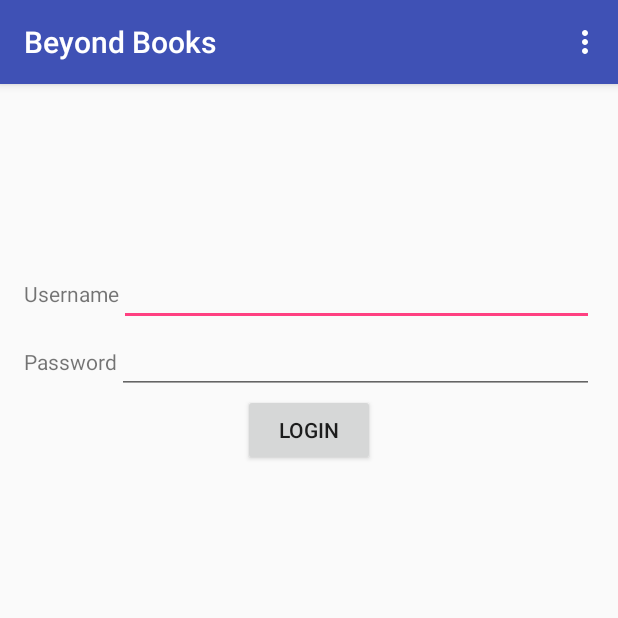
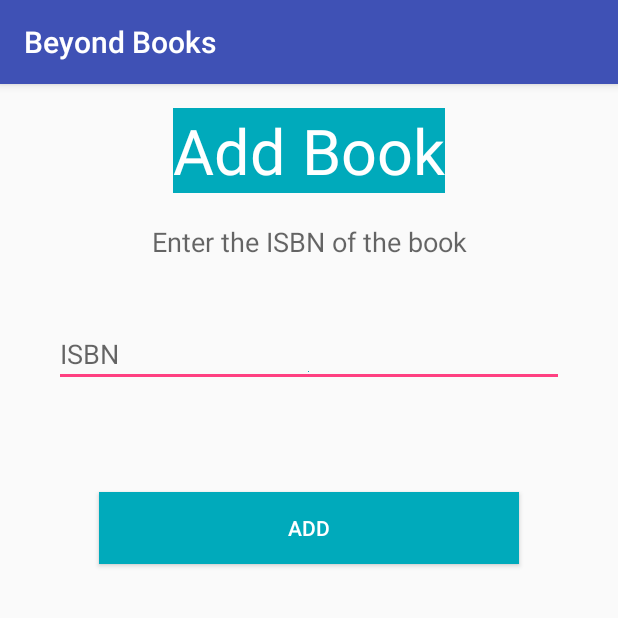
Before and after one commit to TheHackstreetBoys/BeyondBooks, an Android app: the screen it shows after launch (MainActivity before the commit, AddBook after it), on a phone screen of 412 x 824 dp, the top half of it. Run offline under Robolectric (Android 15) with nearby library versions, the phone set to English and light mode, and no system bars.

Commit message:
add book activity

```diff
--- a/androidApp/BeyondBooks/app/src/main/AndroidManifest.xml
+++ b/androidApp/BeyondBooks/app/src/main/AndroidManifest.xml
@@ -18,6 +18,8 @@
                 <category android:name="android.intent.category.LAUNCHER" />
             </intent-filter>
         </activity>
+        <activity android:name=".AddBook" >
+        </activity>
     </application>
 
 </manifest>
--- /dev/null
+++ b/androidApp/BeyondBooks/app/src/main/java/in/ac/iiitv/beyondbooks/AddBook.java
@@ -0,0 +1,36 @@
+package in.ac.iiitv.beyondbooks;
+
+import android.support.v7.app.AppCompatActivity;
+import android.os.Bundle;
+import android.view.View;
+import android.widget.EditText;
+import android.widget.Button;
+import android.widget.Toast;
+
+public class AddBook extends AppCompatActivity implements View.OnClickListener {
+
+    Button addBook;
+    EditText addBook_isbn;
+    @Override
+    protected void onCreate(Bundle savedInstanceState) {
+        super.onCreate(savedInstanceState);
+        setContentView(R.layout.activity_add_book);
+        addBook = (Button) findViewById(R.id.addBook);
+        addBook_isbn = (EditText) findViewById(R.id.addBook_isbn);
+
+        addBook.setOnClickListener(this);
+    }
+
+    @Override
+    public void onClick(View v) {
+        String text = addBook_isbn.getText().toString();
+        if(true)
+        {
+            Toast.makeText(AddBook.this, "This book already exists!", Toast.LENGTH_SHORT).show();
+        }
+        else
+        {
+            Toast.makeText(AddBook.this,"Thank you for adding this book!", Toast.LENGTH_SHORT).show();
+        }
+    }
+}
--- a/androidApp/BeyondBooks/app/src/main/java/in/ac/iiitv/beyondbooks/MainActivity.java
+++ b/androidApp/BeyondBooks/app/src/main/java/in/ac/iiitv/beyondbooks/MainActivity.java
@@ -1,5 +1,6 @@
 package in.ac.iiitv.beyondbooks;
 
+import android.content.Intent;
 import android.os.Bundle;
 import android.support.design.widget.FloatingActionButton;
 import android.support.design.widget.Snackbar;
@@ -18,7 +19,8 @@ public class MainActivity extends AppCompatActivity {
         Toolbar toolbar = (Toolbar) findViewById(R.id.toolbar);
         setSupportActionBar(toolbar);
 
-
+        Intent intent = new Intent(this,AddBook.class);
+        startActivity(intent);
     }
 
     @Override
--- /dev/null
+++ b/androidApp/BeyondBooks/app/src/main/res/layout/activity_add_book.xml
@@ -0,0 +1,52 @@
+<?xml version="1.0" encoding="utf-8"?>
+<RelativeLayout xmlns:android="http://schemas.android.com/apk/res/android"
+    xmlns:tools="http://schemas.android.com/tools" android:layout_width="match_parent"
+    android:layout_height="match_parent" android:paddingLeft="@dimen/activity_horizontal_margin"
+    android:paddingRight="@dimen/activity_horizontal_margin"
+    android:paddingTop="@dimen/activity_vertical_margin"
+    android:paddingBottom="@dimen/activity_vertical_margin"
+    tools:context="in.ac.iiitv.beyondbooks.AddBook">
+    <LinearLayout
+        android:layout_width="match_parent"
+        android:layout_height="match_parent"
+        android:orientation="vertical">
+
+        <TextView
+            android:layout_width="wrap_content"
+            android:layout_height="wrap_content"
+            android:textAppearance="?android:attr/textAppearanceLarge"
+            android:text="Add Book"
+            android:id="@+id/textView3"
+            android:layout_gravity="center_horizontal"
+            android:background="@color/ourtheme"
+            android:editable="false"
+            android:textColor="#ffffff"
+            android:textSize="42dp"
+            />
+        <TextView
+            android:layout_margin="20dp"
+            android:layout_width="match_parent"
+            android:layout_height="wrap_content"
+            android:text="Enter the ISBN of the book"
+            android:textAppearance="?android:attr/textAppearanceMedium"
+            android:gravity="center"
+            />
+        <EditText
+            android:layout_margin="20dp"
+            android:layout_width="match_parent"
+            android:layout_height="wrap_content"
+            android:hint="ISBN"
+            android:id="@+id/addBook_isbn"
+            android:drawableBottom="@color/ourtheme"/>
+        <Button
+            android:layout_margin="50dp"
+            android:layout_width="match_parent"
+            android:layout_height="wrap_content"
+            android:id="@+id/addBook"
+            android:gravity="center"
+            android:text="Add"
+            android:textColor="#ffffff"
+            android:background="@color/ourtheme"/>
+    </LinearLayout>
+
+</RelativeLayout>
--- a/androidApp/BeyondBooks/app/src/main/res/values/colors.xml
+++ b/androidApp/BeyondBooks/app/src/main/res/values/colors.xml
@@ -3,4 +3,5 @@
     <color name="colorPrimary">#3F51B5</color>
     <color name="colorPrimaryDark">#303F9F</color>
     <color name="colorAccent">#FF4081</color>
+    <color name="ourtheme">#00aabb</color>
 </resources>
```
